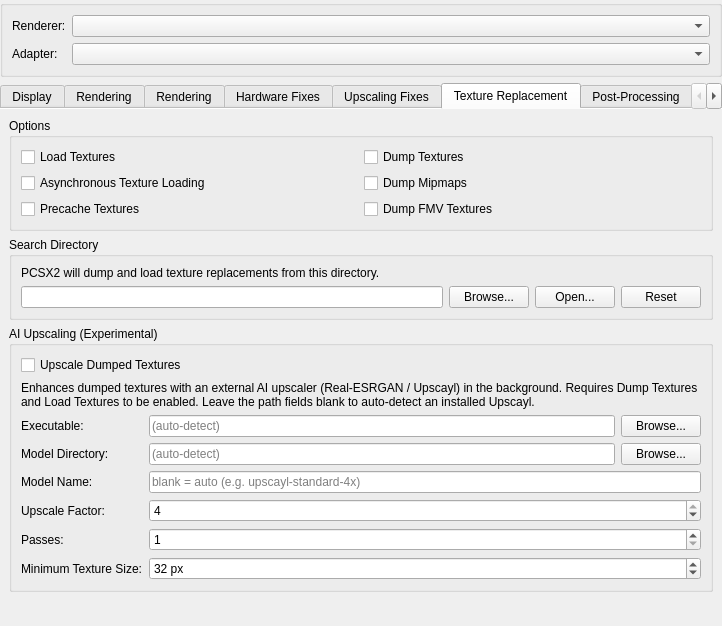
Erez-Shlingbaum/pcsx2, file pcsx2-qt/Settings/GraphicsSettingsWidget.ui: the form before one commit.
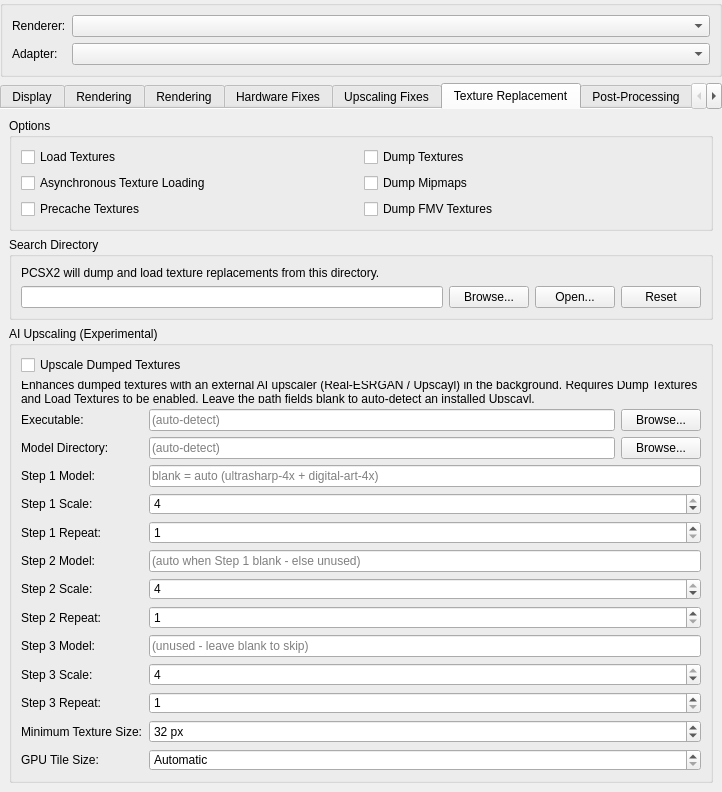
The form after the commit. The open tabs and pages were chosen to show the change.

Commit message:
GS/HW: Add model chaining, defaults and tile size UI to AI upscaler
- Allow up to 3 upscaler models chained in sequence, each with its own
  scale and repeat count (the old single-model Passes setting becomes
  step 1's repeat).
- When no model is configured, default to the ultrasharp-4x +
  digital-art-4x chain if the detected Upscayl install ships both.
- Expose the GPU tile size in the Qt UI (0 = automatic: 64 px while the
  VM runs, unlimited otherwise), clamped to the CLI's 32 px minimum.

The edit to the form file:
```diff
--- a/pcsx2-qt/Settings/GraphicsSettingsWidget.ui
+++ b/pcsx2-qt/Settings/GraphicsSettingsWidget.ui
@@ -1311,21 +1311,21 @@
           <item row="4" column="0">
            <widget class="QLabel" name="textureUpscalerModelNameLabel">
             <property name="text">
-             <string>Model Name:</string>
+             <string>Step 1 Model:</string>
             </property>
            </widget>
           </item>
           <item row="4" column="1" colspan="2">
            <widget class="QLineEdit" name="textureUpscalerModelName">
             <property name="placeholderText">
-             <string>blank = auto (e.g. upscayl-standard-4x)</string>
+             <string>blank = auto (ultrasharp-4x + digital-art-4x)</string>
             </property>
            </widget>
           </item>
           <item row="5" column="0">
            <widget class="QLabel" name="textureUpscalerScaleLabel">
             <property name="text">
-             <string>Upscale Factor:</string>
+             <string>Step 1 Scale:</string>
             </property>
            </widget>
           </item>
@@ -1345,7 +1345,7 @@
           <item row="6" column="0">
            <widget class="QLabel" name="textureUpscalerPassesLabel">
             <property name="text">
-             <string>Passes:</string>
+             <string>Step 1 Repeat:</string>
             </property>
            </widget>
           </item>
@@ -1366,13 +1366,127 @@
            </widget>
           </item>
           <item row="7" column="0">
+           <widget class="QLabel" name="textureUpscalerStep2ModelNameLabel">
+            <property name="text">
+             <string>Step 2 Model:</string>
+            </property>
+           </widget>
+          </item>
+          <item row="7" column="1" colspan="2">
+           <widget class="QLineEdit" name="textureUpscalerStep2ModelName">
+            <property name="placeholderText">
+             <string>(auto when Step 1 blank - else unused)</string>
+            </property>
+           </widget>
+          </item>
+          <item row="8" column="0">
+           <widget class="QLabel" name="textureUpscalerStep2ScaleLabel">
+            <property name="text">
+             <string>Step 2 Scale:</string>
+            </property>
+           </widget>
+          </item>
+          <item row="8" column="1" colspan="2">
+           <widget class="QSpinBox" name="textureUpscalerStep2Scale">
+            <property name="minimum">
+             <number>1</number>
+            </property>
+            <property name="maximum">
+             <number>4</number>
+            </property>
+            <property name="value">
+             <number>4</number>
+            </property>
+           </widget>
+          </item>
+          <item row="9" column="0">
+           <widget class="QLabel" name="textureUpscalerStep2RepeatLabel">
+            <property name="text">
+             <string>Step 2 Repeat:</string>
+            </property>
+           </widget>
+          </item>
+          <item row="9" column="1" colspan="2">
+           <widget class="QSpinBox" name="textureUpscalerStep2Repeat">
+            <property name="toolTip">
+             <string>Re-runs this step's model on its own output N times for an effective scale of Step 2 Scale ^ Repeat. Expensive - see the help text.</string>
+            </property>
+            <property name="minimum">
+             <number>1</number>
+            </property>
+            <property name="maximum">
+             <number>3</number>
+            </property>
+            <property name="value">
+             <number>1</number>
+            </property>
+           </widget>
+          </item>
+          <item row="10" column="0">
+           <widget class="QLabel" name="textureUpscalerStep3ModelNameLabel">
+            <property name="text">
+             <string>Step 3 Model:</string>
+            </property>
+           </widget>
+          </item>
+          <item row="10" column="1" colspan="2">
+           <widget class="QLineEdit" name="textureUpscalerStep3ModelName">
+            <property name="placeholderText">
+             <string>(unused - leave blank to skip)</string>
+            </property>
+           </widget>
+          </item>
+          <item row="11" column="0">
+           <widget class="QLabel" name="textureUpscalerStep3ScaleLabel">
+            <property name="text">
+             <string>Step 3 Scale:</string>
+            </property>
+           </widget>
+          </item>
+          <item row="11" column="1" colspan="2">
+           <widget class="QSpinBox" name="textureUpscalerStep3Scale">
+            <property name="minimum">
+             <number>1</number>
+            </property>
+            <property name="maximum">
+             <number>4</number>
+            </property>
+            <property name="value">
+             <number>4</number>
+            </property>
+           </widget>
+          </item>
+          <item row="12" column="0">
+           <widget class="QLabel" name="textureUpscalerStep3RepeatLabel">
+            <property name="text">
+             <string>Step 3 Repeat:</string>
+            </property>
+           </widget>
+          </item>
+          <item row="12" column="1" colspan="2">
+           <widget class="QSpinBox" name="textureUpscalerStep3Repeat">
+            <property name="toolTip">
+             <string>Re-runs this step's model on its own output N times for an effective scale of Step 3 Scale ^ Repeat. Expensive - see the help text.</string>
+            </property>
+            <property name="minimum">
+             <number>1</number>
+            </property>
+            <property name="maximum">
+             <number>3</number>
+            </property>
+            <property name="value">
+             <number>1</number>
+            </property>
+           </widget>
+          </item>
+          <item row="13" column="0">
            <widget class="QLabel" name="textureUpscalerMinSizeLabel">
             <property name="text">
              <string>Minimum Texture Size:</string>
             </property>
            </widget>
           </item>
-          <item row="7" column="1" colspan="2">
+          <item row="13" column="1" colspan="2">
            <widget class="QSpinBox" name="textureUpscalerMinSize">
             <property name="minimum">
              <number>0</number>
@@ -1391,6 +1505,35 @@
             </property>
            </widget>
           </item>
+          <item row="14" column="0">
+           <widget class="QLabel" name="textureUpscalerTileSizeLabel">
+            <property name="text">
+             <string>GPU Tile Size:</string>
+            </property>
+           </widget>
+          </item>
+          <item row="14" column="1" colspan="2">
+           <widget class="QSpinBox" name="textureUpscalerTileSize">
+            <property name="specialValueText">
+             <string>Automatic</string>
+            </property>
+            <property name="minimum">
+             <number>0</number>
+            </property>
+            <property name="maximum">
+             <number>1024</number>
+            </property>
+            <property name="singleStep">
+             <number>32</number>
+            </property>
+            <property name="value">
+             <number>0</number>
+            </property>
+            <property name="suffix">
+             <string> px</string>
+            </property>
+           </widget>
+          </item>
          </layout>
         </widget>
        </item>
```
Left out of the diff: 2 changed lines with no effect on the pictures. The commit also changes 4 other files.
